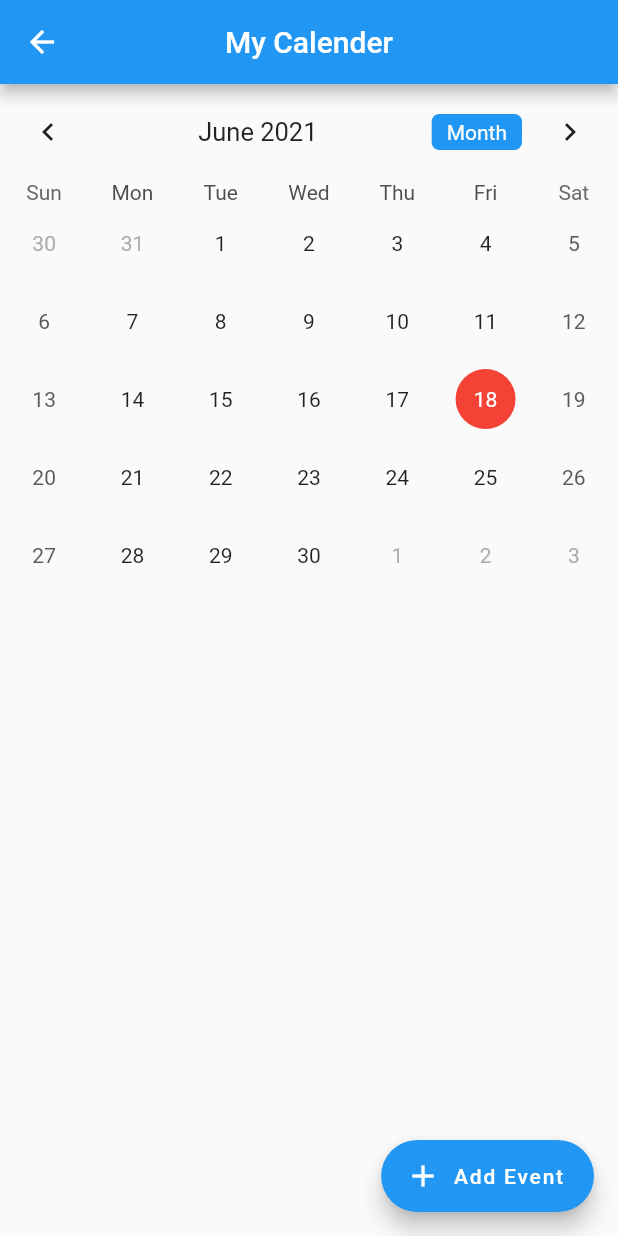
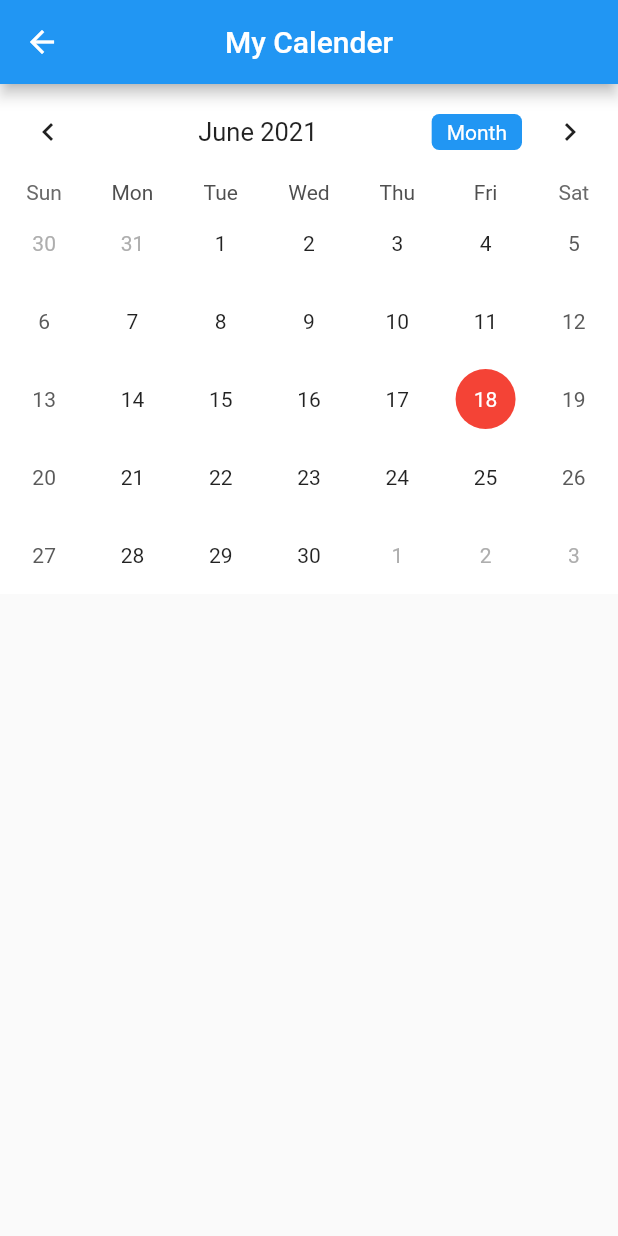
Before and after one commit to Rvkant/flutter-leave_app, a Flutter app: the screen it shows after launch, in the side drawer, after a tap on "My Calender", on a phone screen of 412 x 824 dp. Run offline on Flutter 3.47's test engine with Material 2 defaults, Android fonts, the phone set to English and light mode, and no system bars; drawn by our look-alikes of table_calendar; missing offline and left inert: date_range_picker; network calls fail.

Commit message:
final commit

```diff
--- a/lib/calendar.dart
+++ b/lib/calendar.dart
@@ -1,4 +1,4 @@
-import 'package:assign_app/event.dart';
+
 import 'package:flutter/material.dart';
 import 'package:table_calendar/table_calendar.dart';
 
@@ -8,28 +8,9 @@ class Calendar extends StatefulWidget {
 }
 
 class _CalendarState extends State<Calendar> {
-  late Map<DateTime, List<Event>> selectedEvents;
   CalendarFormat format = CalendarFormat.month;
   DateTime selectedDay = DateTime.now();
   DateTime focusedDay = DateTime.now();
-
-  TextEditingController _eventController = TextEditingController();
-
-  @override
-  void initState() {
-    selectedEvents = {};
-    super.initState();
-  }
-
-  List<Event> _getEventsfromDay(DateTime date) {
-    return selectedEvents[date] ?? [];
-  }
-
-  @override
-  void dispose() {
-    _eventController.dispose();
-    super.dispose();
-  }
 
   @override
   Widget build(BuildContext context) {
@@ -39,7 +20,17 @@ class _CalendarState extends State<Calendar> {
         centerTitle: true,
       ),
       body: Column(
-        children: [
+
+        children: [ Container(
+
+color: Colors.white,
+
+
+          child:
+
+
+
+
           TableCalendar(
             focusedDay: selectedDay,
             firstDay: DateTime(1990),
@@ -48,13 +39,13 @@ class _CalendarState extends State<Calendar> {
             onFormatChanged: (CalendarFormat _format) {
               setState(() {
                 format = _format;
+
               });
             },
             startingDayOfWeek: StartingDayOfWeek.sunday,
             daysOfWeekVisible: true,
 
-            //Day Changed
-            onDaySelected: (DateTime selectDay, DateTime focusDay) {
+              onDaySelected: (DateTime selectDay, DateTime focusDay) {
               setState(() {
                 selectedDay = selectDay;
                 focusedDay = focusDay;
@@ -65,9 +56,6 @@ class _CalendarState extends State<Calendar> {
               return isSameDay(selectedDay, date);
             },
 
-            eventLoader: _getEventsfromDay,
-
-            //To style the Calendar
             calendarStyle: CalendarStyle(
               isTodayHighlighted: true,
               selectedDecoration: BoxDecoration(
@@ -102,58 +90,11 @@ class _CalendarState extends State<Calendar> {
                 color: Colors.white,
               ),
             ),
-          ),
-          ..._getEventsfromDay(selectedDay).map(
-            (Event event) => ListTile(
-              title: Text(
-                event.title,
-              ),
-            ),
-          ),
+        ),
+        ),
         ],
       ),
-      floatingActionButton: FloatingActionButton.extended(
-        onPressed: () => showDialog(
-          context: context,
-          builder: (context) => AlertDialog(
-            title: Text("Add Event"),
-            content: TextFormField(
-              controller: _eventController,
-            ),
-            actions: [
-              TextButton(
-                child: Text("Cancel"),
-                onPressed: () => Navigator.pop(context),
-              ),
-              TextButton(
-                child: Text("Ok"),
-                onPressed: () {
-                  if (_eventController.text.isEmpty) {
 
-                  } else {
-                    if (selectedEvents[selectedDay] != null) {
-                      selectedEvents[selectedDay]!.add(
-                        Event(title: _eventController.text),
-                      );
-                    } else {
-                      selectedEvents[selectedDay] = [
-                        Event(title: _eventController.text)
-                      ];
-                    }
-
-                  }
-                  Navigator.pop(context);
-                  _eventController.clear();
-                  setState((){});
-                  return;
-                },
-              ),
-            ],
-          ),
-        ),
-        label: Text("Add Event"),
-        icon: Icon(Icons.add),
-      ),
     );
   }
 }
--- a/lib/event.dart
+++ /dev/null
@@ -1,8 +0,0 @@
-
-
-class Event {
-  final String title;
-  Event({required this.title});
-
-  String toString() => this.title;
-}
--- a/lib/pages/homepage1.dart
+++ b/lib/pages/homepage1.dart
@@ -1,6 +1,6 @@
 
+ import 'package:assign_app/calendar.dart';
 import 'package:assign_app/date.dart';
-import 'package:assign_app/event.dart';
 import 'package:assign_app/apply_leave.dart';
 import 'package:flutter/cupertino.dart';
 import 'package:flutter/material.dart';
@@ -40,26 +40,9 @@ class _HomePageState extends State<HomePage1> {
     }
   }
 
- late Map<DateTime, List<Event>> selectedEvents;
   CalendarFormat format = CalendarFormat.month;
   DateTime selectedDay = DateTime.now();
   DateTime focusedDay = DateTime.now();
-  TextEditingController _eventController = TextEditingController();
- @override
-  void initState() {
-    selectedEvents = {};
-    super.initState();
-  }
-
-  List<Event> _getEventsfromDay(DateTime date) {
-    return selectedEvents[date] ?? [];
-  }
-
-  @override
-  void dispose() {
-    _eventController.dispose();
-    super.dispose();
-  }
 
 bool isExpand = false;
 
@@ -335,7 +318,7 @@ color: Colors.white,
               return isSameDay(selectedDay, date);
             },
 
-            eventLoader: _getEventsfromDay,
+
 
             //To style the Calendar
             calendarStyle: CalendarStyle(
@@ -377,65 +360,11 @@ color: Colors.white,
           ),
 
 
-          ..._getEventsfromDay(selectedDay).map(
-            (Event event) => ListTile(
-              title: Text(
-                event.title,
-              ),
-            ),
-          ),
 
 
         ],
 
 
-      ),
-
-
- FloatingActionButton.extended(
-
-   elevation: 0,
-        onPressed: () => showDialog(
-          context: context,
-          builder: (context) => AlertDialog(
-            title: Text("Add Event"),
-            content: TextFormField(
-              controller: _eventController,
-            ),
-            actions: [
-              TextButton(
-                child: Text("Cancel"),
-                onPressed: () => Navigator.pop(context),
-              ),
-              TextButton(
-                child: Text("Ok"),
-                onPressed: () {
-                  if (_eventController.text.isEmpty) {
-
-                  } else {
-                    if (selectedEvents[selectedDay] != null) {
-                      selectedEvents[selectedDay]!.add(
-                        Event(title: _eventController.text),
-                      );
-                    } else {
-                      selectedEvents[selectedDay] = [
-                        Event(title: _eventController.text)
-                      ];
-                    }
-
-                  }
-                  Navigator.pop(context);
-                  _eventController.clear();
-                  setState((){});
-                  return;
-                },
-              ),
-            ],
-          ),
-        ),
-
-        label: Text("Add Event"),
-        icon: Icon(Icons.add),
       ),
   ],
 ),),
```
Also changed, not shown: lib/date.dart (+8 -11 lines).
